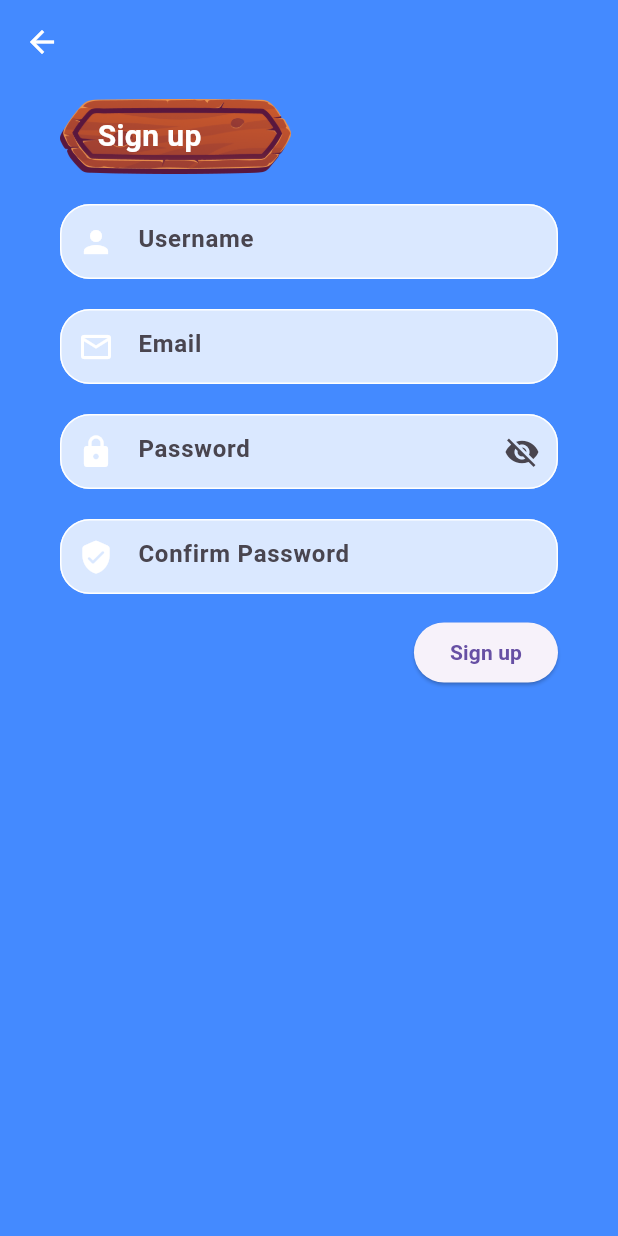
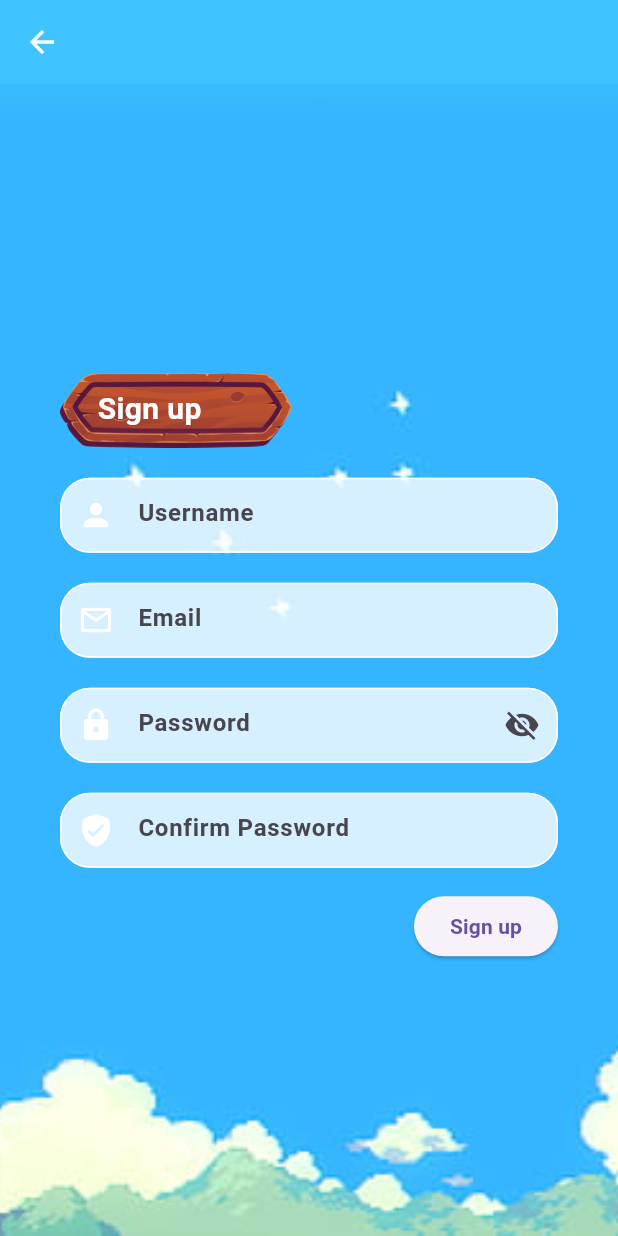
Before and after one commit to bogs212000/Brick-Smasher-Game, a Flutter app: the screen it shows after launch, after a tap on "Sign up", on a phone screen of 412 x 824 dp. Run offline on Flutter 3.47's test engine with Material 3 defaults, Android fonts, the phone set to English and light mode, and no system bars; drawn by our look-alikes of flutter_animate; our stand-ins replace audioplayers, cloud_firestore, firebase_auth, firebase_core, flashy_tab_bar2, get and 2 more; missing offline and left inert: flame; accounts and stored records are empty.

Commit message:
add animations

```diff
--- a/lib/src/screen/leaderboard.dart
+++ b/lib/src/screen/leaderboard.dart
@@ -22,7 +22,7 @@ class _LeaderboardState extends State<Leaderboard> {
       appBar: AppBar(
         centerTitle: true,
         title: 'Leaderboard'.text.make(),
-        backgroundColor: Colors.blueAccent,
+        backgroundColor: Colors.lightBlueAccent,
         foregroundColor: Colors.white,
       ),
       body: VxBox(
@@ -142,7 +142,7 @@ class _LeaderboardState extends State<Leaderboard> {
       )
           .height(MediaQuery.of(context).size.height)
           .width(MediaQuery.of(context).size.width)
-          .color(Colors.blueAccent)
+          .color(Colors.lightBlueAccent)
           .make(),
     );
   }
--- a/lib/src/screen/settings.screen.dart
+++ b/lib/src/screen/settings.screen.dart
@@ -19,7 +19,7 @@ class _SettingsScreenState extends State<SettingsScreen> {
   Widget build(BuildContext context) {
     return Scaffold(
       appBar: AppBar(
-        backgroundColor: AppColor.baseColor,
+        backgroundColor: Colors.lightBlueAccent,
         foregroundColor: Colors.white,
       ),
       body: VxBox(
@@ -45,7 +45,7 @@ class _SettingsScreenState extends State<SettingsScreen> {
           .height(MediaQuery.of(context).size.height)
           .padding(EdgeInsets.all(20))
           .width(MediaQuery.of(context).size.width)
-          .color(AppColor.baseColor)
+          .color(Colors.lightBlueAccent)
           .make(),
     );
   }
--- a/lib/src/screen/signin.screen.dart
+++ b/lib/src/screen/signin.screen.dart
@@ -5,6 +5,7 @@ import 'package:brick_smasher/src/screen/test_sudoku.dart';
 import 'package:brick_smasher/src/utils/image.dart';
 import 'package:flutter/cupertino.dart';
 import 'package:flutter/material.dart';
+import 'package:flutter_animate/flutter_animate.dart';
 import 'package:get/get.dart';
 import 'package:velocity_x/velocity_x.dart';
 
@@ -29,7 +30,10 @@ class _LoginPageState extends State<LoginPage> {
     return Scaffold(
       body: Container(
         padding: EdgeInsets.all(40),
-        color: Colors.blueAccent,
+        decoration: BoxDecoration(
+            image: DecorationImage(
+                image: AssetImage(appImage.bg), fit: BoxFit.cover)),
+        // color: Colors.blueAccent,
         width: MediaQuery.of(context).size.width,
         height: MediaQuery.of(context).size.height,
         child: Column(
@@ -47,7 +51,9 @@ class _LoginPageState extends State<LoginPage> {
                   ],
                 ),
               ],
-            ),
+            ).animate()
+                .fade(duration: 100.ms)
+                .scale(delay: 100.ms),
             20.heightBox,
             SizedBox(
               height: 50,
@@ -73,7 +79,9 @@ class _LoginPageState extends State<LoginPage> {
                   ),
                 ),
               ),
-            ),
+            ).animate()
+                .fade(duration: 200.ms)
+                .scale(delay: 200.ms),
             20.heightBox,
             SizedBox(
               height: 50,
@@ -109,7 +117,9 @@ class _LoginPageState extends State<LoginPage> {
                   prefixIcon: Icon(Icons.lock, color: Colors.white),
                 ),
               ),
-            ),
+            ).animate()
+                .fade(duration: 300.ms)
+                .scale(delay: 300.ms),
             15.heightBox,
             Row(
               children: [
@@ -117,7 +127,9 @@ class _LoginPageState extends State<LoginPage> {
                   onTap: () {
                     Get.to(() => SignUpPage());
                   },
-                  child: 'Sign up'.text.white.bold.size(13).make(),
+                  child: 'Sign up'.text.white.bold.size(13).make().animate()
+                      .fade(duration: 400.ms)
+                      .scale(delay: 400.ms),
                 ),
                 Spacer(),
                 ElevatedButton(
@@ -156,7 +168,9 @@ class _LoginPageState extends State<LoginPage> {
                             passwordController.text.trim());
                       }
                     },
-                    child: 'Sign in'.text.bold.make()),
+                    child: 'Sign in'.text.bold.make()).animate()
+                    .fade(duration: 400.ms)
+                    .scale(delay: 400.ms),
               ],
             ),
             Row(
@@ -164,10 +178,12 @@ class _LoginPageState extends State<LoginPage> {
                 GestureDetector(
                   onTap: (){
                      // Get.to(()=> PuzzleScreen());
-                     Get.to(()=> TicTacToeGame());
+                     // Get.to(()=> TicTacToeGame());
                     // Get.to(()=>ForgotPassPage());
                   },
-                  child: 'Forgot password'.text.white.bold.size(12).make(),
+                  child: 'Forgot password'.text.white.bold.size(12).make().animate()
+                      .fade(duration: 500.ms)
+                      .scale(delay: 500.ms),
                 ),
               ],
             )
--- a/lib/src/screen/signup.dart
+++ b/lib/src/screen/signup.dart
@@ -1,5 +1,6 @@
 import 'package:flutter/cupertino.dart';
 import 'package:flutter/material.dart';
+import 'package:flutter_animate/flutter_animate.dart';
 import 'package:get/get.dart';
 import 'package:get/get_core/src/get_main.dart';
 import 'package:velocity_x/velocity_x.dart';
@@ -32,10 +33,9 @@ class _SignUpPageState extends State<SignUpPage> {
       ),
       body: Container(
         padding: EdgeInsets.only(right: 40, left: 40, top: 10),
-        color: Colors.blueAccent,
+        decoration: BoxDecoration(image: DecorationImage(image: AssetImage(appImage.bg), fit: BoxFit.cover)),
         width: MediaQuery.of(context).size.width,
         height: MediaQuery.of(context).size.height,
-        child: SingleChildScrollView(
         child: Column(
           mainAxisAlignment: MainAxisAlignment.center,
           children: [
@@ -51,7 +51,9 @@ class _SignUpPageState extends State<SignUpPage> {
                   ],
                 ),
               ],
-              ),
+            ).animate()
+                .fade(duration: 100.ms)
+                .scale(delay: 100.ms),
             20.heightBox,
             SizedBox(
               height: 50,
@@ -77,7 +79,9 @@ class _SignUpPageState extends State<SignUpPage> {
                   ),
                 ),
               ),
-              ),
+            ).animate()
+                .fade(duration: 200.ms)
+                .scale(delay: 200.ms),
             20.heightBox,
             SizedBox(
               height: 50,
@@ -103,7 +107,9 @@ class _SignUpPageState extends State<SignUpPage> {
                   ),
                 ),
               ),
-              ),
+            ).animate()
+                .fade(duration: 300.ms)
+                .scale(delay: 300.ms),
             20.heightBox,
             SizedBox(
               height: 50,
@@ -139,7 +145,9 @@ class _SignUpPageState extends State<SignUpPage> {
                   prefixIcon: Icon(Icons.lock, color: Colors.white),
                 ),
               ),
-              ),
+            ).animate()
+                .fade(duration: 400.ms)
+                .scale(delay: 400.ms),
             20.heightBox,
             SizedBox(
               height: 50,
@@ -176,7 +184,9 @@ class _SignUpPageState extends State<SignUpPage> {
                   Icon(Icons.verified_user_rounded, color: Colors.white),
                 ),
               ),
-              ),
+            ).animate()
+                .fade(duration: 500.ms)
+                .scale(delay: 500.ms),
             15.heightBox,
             Row(
               children: [
@@ -233,9 +243,10 @@ class _SignUpPageState extends State<SignUpPage> {
                     },
                     child: "Sign up".text.bold.make()),
               ],
-              ),
+            ).animate()
+                .fade(duration: 600.ms)
+                .scale(delay: 600.ms),
           ],
-          ),
         ),
       ),
     );
--- a/lib/src/utils/colors.dart
+++ b/lib/src/utils/colors.dart
@@ -1,9 +1,9 @@
 import 'package:flutter/material.dart';
 
 class GameColors {
-  static const Color playAreaColor = Colors.blueAccent;
+  static const Color playAreaColor = Colors.lightBlueAccent;
   static const Color ballColor = Colors.white;
 }
 class AppColor {
-  static const Color baseColor = Colors.blueAccent;
+  static const Color baseColor = Colors.lightBlueAccent;
 }
--- a/lib/src/utils/image.dart
+++ b/lib/src/utils/image.dart
@@ -15,4 +15,5 @@ class appImage {
   static const setting_btn = 'assets/btn/setting.png';
   static const star_btn = 'assets/btn/star.png';
   static const blank_square_btn = 'assets/btn/blank_square.png';
+  static const bg = 'assets/images/img.png';
 }
--- a/pubspec.yaml
+++ b/pubspec.yaml
@@ -36,7 +36,7 @@ dependencies:
   # The following adds the Cupertino Icons font to your application.
   # Use with the CupertinoIcons class for iOS style icons.
   cupertino_icons: ^1.0.6
-  flutter_animate: ^4.5.0
+  flutter_animate: ^4.5.2
   get: ^4.6.6
   google_fonts: ^6.1.0
   velocity_x: ^4.2.1
@@ -47,6 +47,7 @@ dependencies:
   firebase_core: ^3.9.0
   animation_list: ^3.1.0
   flutter_glow: ^0.3.2
+
 
 dev_dependencies:
   flutter_test:
```
Also changed, not shown: lib/src/screen/home.screen.dart (+25 -12 lines), lib/src/screen/loading.screen.dart (added, +28 -0 lines), lib/src/widgets/game_app.dart (+6 -12 lines), assets/images/img.png (added), 5 other files. Lines whose indentation alone changed are shown as unchanged.
